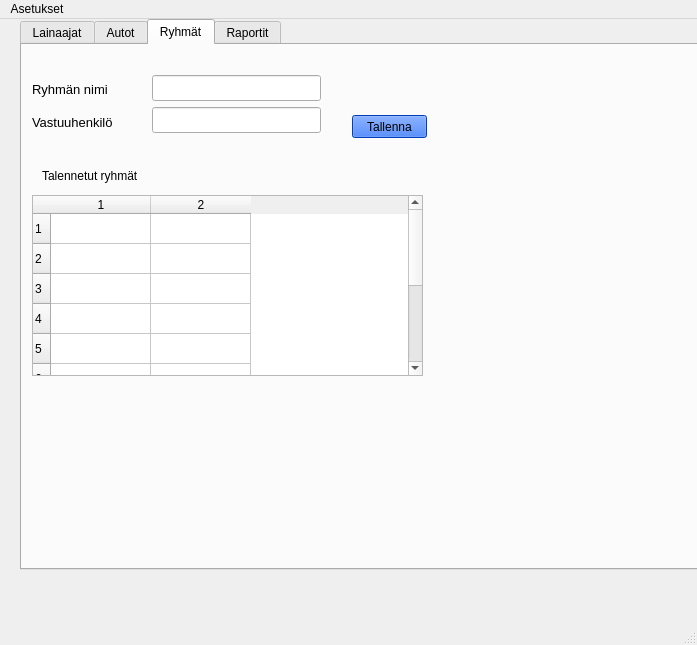
This is administrative.ui in Sadiqa-Khawari/Autolainaus as Qt 5 draws it before an edit. The edited form follows.
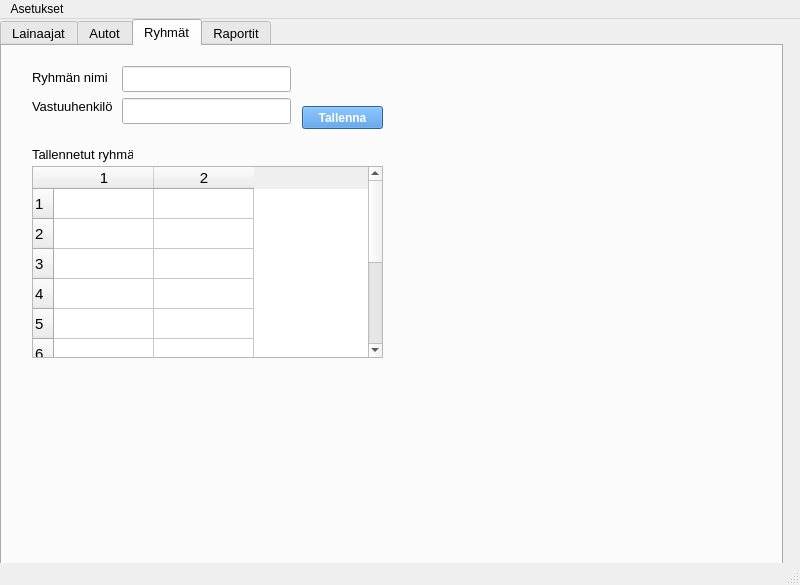
This is the edited form. The open tabs and pages were chosen to show the change. Icons and pictures are not drawn.

```diff
--- a/administrative.ui
+++ b/administrative.ui
@@ -6,8 +6,8 @@
    <rect>
     <x>0</x>
     <y>0</y>
-    <width>697</width>
-    <height>645</height>
+    <width>800</width>
+    <height>585</height>
    </rect>
   </property>
   <property name="windowTitle">
@@ -20,12 +20,17 @@
    <widget class="QTabWidget" name="tabWidget">
     <property name="geometry">
      <rect>
-      <x>20</x>
+      <x>0</x>
       <y>0</y>
       <width>783</width>
       <height>551</height>
      </rect>
     </property>
+    <property name="font">
+     <font>
+      <pointsize>10</pointsize>
+     </font>
+    </property>
     <property name="cursor">
      <cursorShape>PointingHandCursor</cursorShape>
     </property>
@@ -482,14 +487,20 @@
      <widget class="QPushButton" name="saveGroupPushButton">
       <property name="geometry">
        <rect>
-        <x>330</x>
-        <y>70</y>
-        <width>75</width>
+        <x>300</x>
+        <y>60</y>
+        <width>81</width>
         <height>23</height>
        </rect>
       </property>
+      <property name="font">
+       <font>
+        <bold>true</bold>
+       </font>
+      </property>
       <property name="styleSheet">
-       <string notr="true">background-color: rgb(0, 85, 255);</string>
+       <string notr="true">background-color: rgb(57, 136, 220);
+color: rgb(255, 255, 255);</string>
       </property>
       <property name="text">
        <string>Tallenna</string>
@@ -498,12 +509,17 @@
      <widget class="QTableWidget" name="saveGroupsTableWidget">
       <property name="geometry">
        <rect>
-        <x>10</x>
-        <y>150</y>
-        <width>391</width>
-        <height>181</height>
+        <x>30</x>
+        <y>120</y>
+        <width>351</width>
+        <height>192</height>
        </rect>
       </property>
+      <property name="font">
+       <font>
+        <pointsize>11</pointsize>
+       </font>
+      </property>
       <property name="rowCount">
        <number>10</number>
       </property>
@@ -526,21 +542,21 @@
      <widget class="QLabel" name="saveGroupLabel">
       <property name="geometry">
        <rect>
-        <x>20</x>
-        <y>120</y>
-        <width>111</width>
-        <height>21</height>
+        <x>30</x>
+        <y>100</y>
+        <width>101</width>
+        <height>16</height>
        </rect>
       </property>
       <property name="text">
-       <string>Talennetut ryhmät</string>
+       <string>Tallennetut ryhmät</string>
       </property>
      </widget>
      <widget class="QWidget" name="layoutWidget">
       <property name="geometry">
        <rect>
-        <x>130</x>
-        <y>30</y>
+        <x>120</x>
+        <y>20</y>
         <width>169</width>
         <height>60</height>
        </rect>
@@ -569,10 +585,10 @@
      <widget class="QWidget" name="layoutWidget">
       <property name="geometry">
        <rect>
-        <x>10</x>
-        <y>30</y>
-        <width>101</width>
-        <height>61</height>
+        <x>30</x>
+        <y>20</y>
+        <width>84</width>
+        <height>51</height>
        </rect>
       </property>
       <layout class="QVBoxLayout" name="verticalLayout_2">
@@ -828,7 +844,7 @@
     <rect>
      <x>0</x>
      <y>0</y>
-     <width>697</width>
+     <width>800</width>
      <height>33</height>
     </rect>
    </property>
```
Left out of the diff: 55 changed lines with no effect on the pictures.
